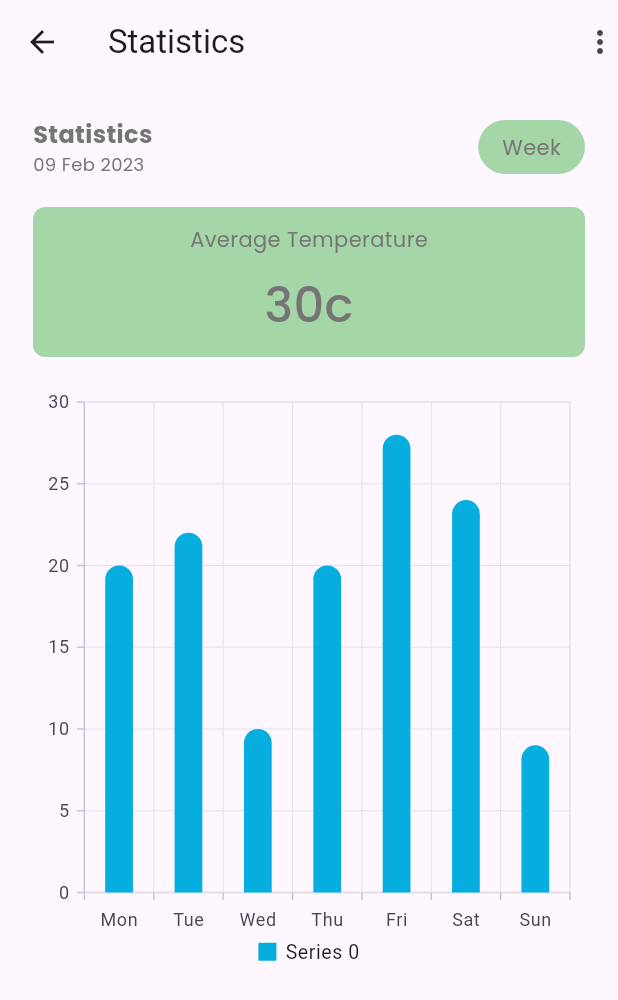
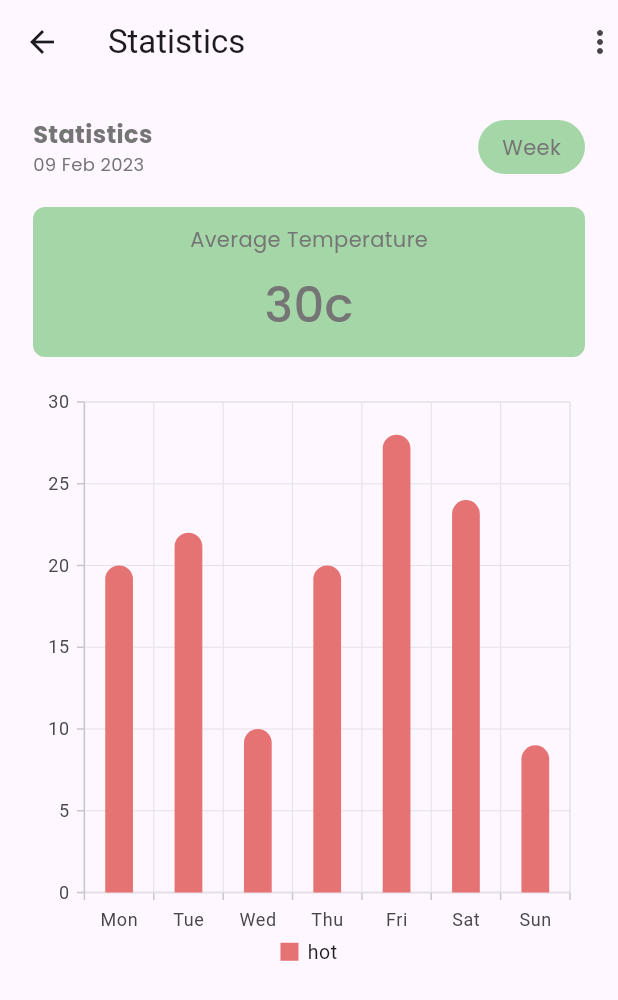
Before and after one commit to donald-88/smart-farm-app, a Flutter app: the screen it shows after launch, on a phone screen of 412 x 824 dp. Shown: the top 1000 px of the screen. Run offline on Flutter 3.47's test engine with Material 2 defaults, Android fonts, the phone set to English and light mode, and no system bars; our stand-ins replace dio, google_fonts, syncfusion_flutter_charts.

Commit message:
tweaked chart look. TODO: legend

```diff
--- a/smart_farm/lib/pages/statistics.dart
+++ b/smart_farm/lib/pages/statistics.dart
@@ -81,10 +81,12 @@ class Statistics extends StatelessWidget {
                 height: 400,
                 width: width,
                 child: SfCartesianChart(
-                    legend: Legend(isVisible: true, position: LegendPosition.auto),
+                    legend: Legend(isVisible: true),
                     primaryXAxis: CategoryAxis(),
                     series: <ChartSeries<TemperatureData, String>>[
                       ColumnSeries<TemperatureData, String>(
+                          color: Colors.red[300],
+                          name: "hot",
                           dataSource: barData,
                           xValueMapper: (TemperatureData temp, _) => temp.day,
                           yValueMapper: (TemperatureData temp, _) => temp.temp,
```
Also changed, not shown: smart_farm/pubspec.lock.
